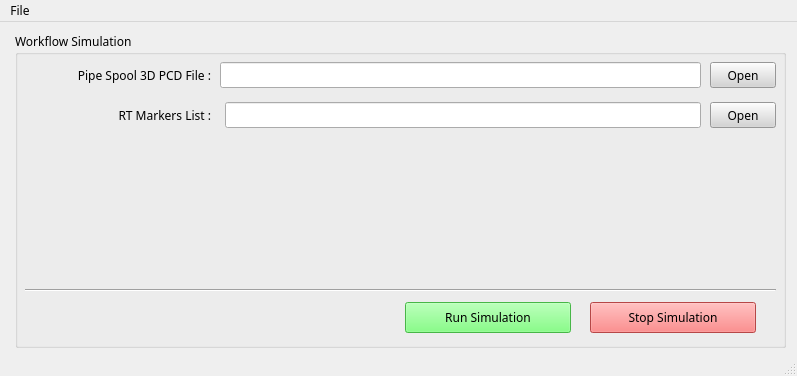
First picture: the form in gui/monitor/main_window.ui, repository yes89929/flame_robotics_drt---pdm, before the edit.
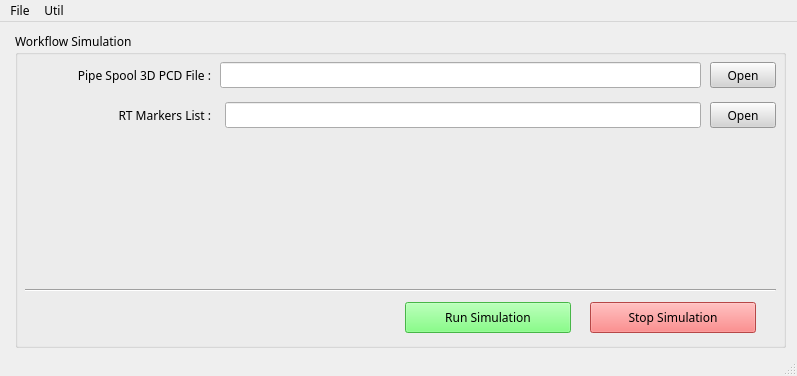
Second picture: the form after the edit. Icons and pictures are not drawn.

Commit message: add util menu

What changed in the file:
```diff
--- a/gui/monitor/main_window.ui
+++ b/gui/monitor/main_window.ui
@@ -226,7 +226,14 @@
     </property>
     <addaction name="actionExit"/>
    </widget>
+   <widget class="QMenu" name="menuUtil">
+    <property name="title">
+     <string>Util</string>
+    </property>
+    <addaction name="actionGeneratePCD"/>
+   </widget>
    <addaction name="menuControl"/>
+   <addaction name="menuUtil"/>
   </widget>
   <widget class="QStatusBar" name="statusbar"/>
   <action name="actionExit">
```
Left out of the diff: 8 changed lines with no effect on the pictures.
